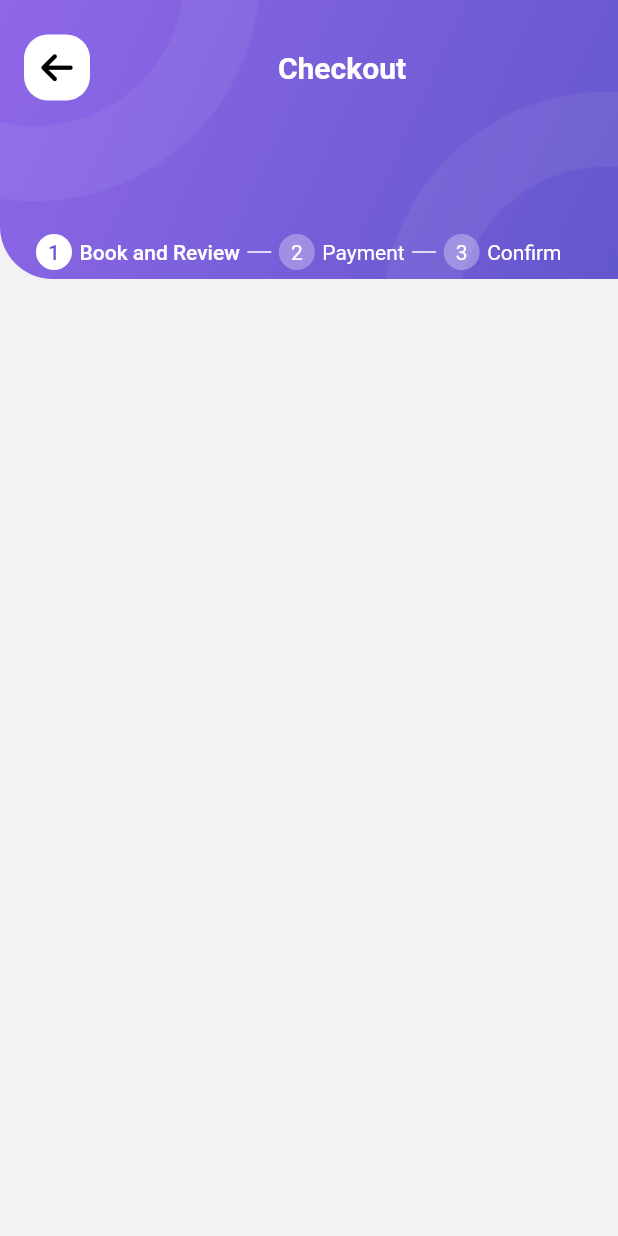
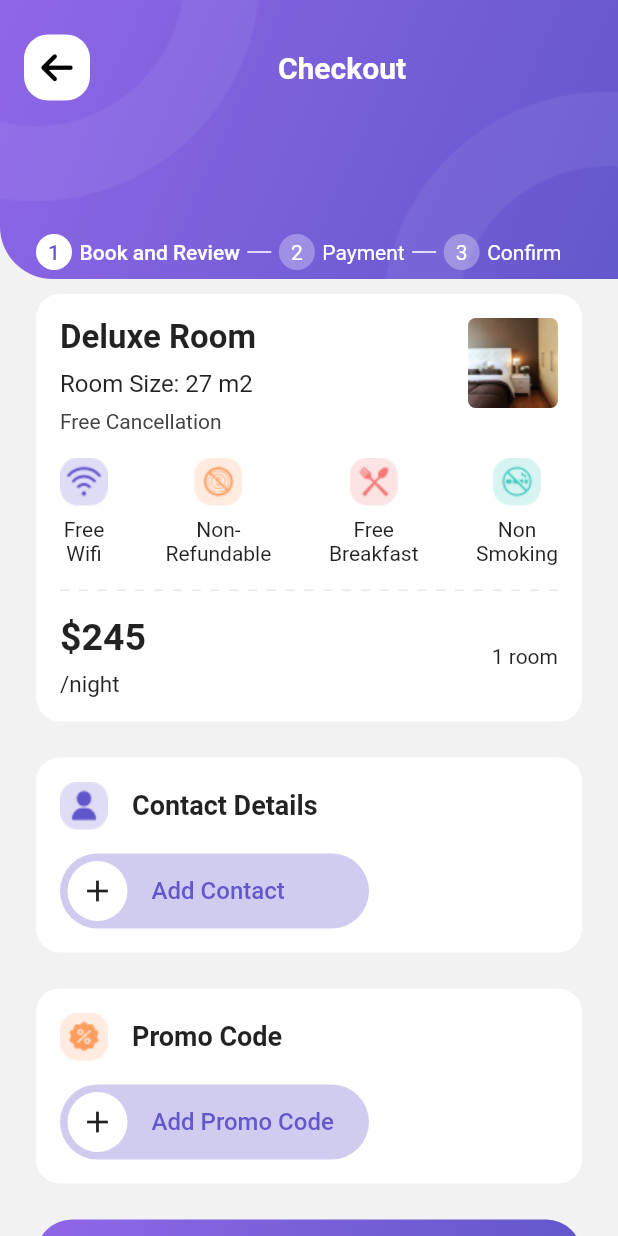
Before and after one commit to TruongAnim/travel_app_ui, a Flutter app: the RoomItem widget shown alone on an empty page, opened directly, after a tap on "Choose", on a phone screen of 412 x 824 dp. Run offline on Flutter 3.47's test engine with Material 2 defaults, Android fonts, the phone set to English and light mode, and no system bars; our stand-ins replace font_awesome_flutter, hive_flutter, salomon_bottom_bar, smooth_page_indicator, syncfusion_flutter_datepicker; accounts and stored records are empty.

Commit message:
update checkout screen

```diff
--- a/lib/core/helpers/assets_helper.dart
+++ b/lib/core/helpers/assets_helper.dart
@@ -45,4 +45,7 @@ class AssetsHelper {
   static const String room1 = '${imageAssets}room1.png';
   static const String room2 = '${imageAssets}room2.png';
   static const String room3 = '${imageAssets}room3.png';
+
+  static const String contact = '${iconAssets}contact.png';
+  static const String promo = '${iconAssets}promo.png';
 }
--- a/lib/representation/screen/checkout_screen.dart
+++ b/lib/representation/screen/checkout_screen.dart
@@ -1,8 +1,14 @@
 import 'package:flutter/material.dart';
 import 'package:travel_app_ui/core/constants/color_constants.dart';
 import 'package:travel_app_ui/core/constants/dismention_constants.dart';
+import 'package:travel_app_ui/core/helpers/assets_helper.dart';
+import 'package:travel_app_ui/core/helpers/image_helper.dart';
 import 'package:travel_app_ui/data/models/room_model.dart';
+import 'package:travel_app_ui/representation/screen/home_screen.dart';
+import 'package:travel_app_ui/representation/screen/main_app.dart';
 import 'package:travel_app_ui/representation/widgets/app_bar_container.dart';
+import 'package:travel_app_ui/representation/widgets/button_widget.dart';
+import 'package:travel_app_ui/representation/widgets/room_item.dart';
 
 class CheckoutScreen extends StatelessWidget {
   const CheckoutScreen({super.key, required this.room});
@@ -42,7 +48,7 @@ class CheckoutScreen extends StatelessWidget {
           width: kMinPadding,
         ),
         if (!isEnd)
-          SizedBox(
+          const SizedBox(
             width: kDefaultPadding,
             child: Divider(
               height: 1,
@@ -54,6 +60,66 @@ class CheckoutScreen extends StatelessWidget {
           width: kMinPadding,
         ),
       ],
+    );
+  }
+
+  Widget _buildCheckoutItem(
+      String icon, String content, String btnString, BuildContext context) {
+    return Container(
+      padding: const EdgeInsets.all(kDefaultPadding),
+      decoration: BoxDecoration(
+          color: Colors.white,
+          borderRadius: BorderRadius.circular(kDefaultPadding)),
+      child: Column(
+        crossAxisAlignment: CrossAxisAlignment.start,
+        children: [
+          Row(
+            children: [
+              ImageHelper.loadFromAsset(icon),
+              const SizedBox(
+                width: kDefaultPadding,
+              ),
+              Text(
+                content,
+                style:
+                    const TextStyle(fontSize: 18, fontWeight: FontWeight.bold),
+              ),
+            ],
+          ),
+          const SizedBox(
+            height: kDefaultPadding,
+          ),
+          Container(
+            padding: const EdgeInsets.all(kMinPadding),
+            width: MediaQuery.of(context).size.width * 0.5,
+            decoration: BoxDecoration(
+                borderRadius: BorderRadius.circular(25),
+                color: ColorPalette.primaryColor.withOpacity(0.3)),
+            child: Row(
+              children: [
+                Container(
+                  width: 40,
+                  height: 40,
+                  decoration: BoxDecoration(
+                      borderRadius: BorderRadius.circular(20),
+                      color: Colors.white),
+                  child: const Icon(Icons.add),
+                ),
+                const SizedBox(
+                  width: kDefaultPadding,
+                ),
+                Text(
+                  btnString,
+                  style: const TextStyle(
+                      fontSize: 16,
+                      fontWeight: FontWeight.w500,
+                      color: ColorPalette.primaryColor),
+                ),
+              ],
+            ),
+          )
+        ],
+      ),
     );
   }
 
@@ -79,7 +145,37 @@ class CheckoutScreen extends StatelessWidget {
                     )
                     .toList(),
               ],
-            )
+            ),
+            const SizedBox(
+              height: kDefaultPadding,
+            ),
+            RoomItem(
+              roomModel: room,
+              rooms: 1,
+            ),
+            const SizedBox(
+              height: kMediumPadding,
+            ),
+            _buildCheckoutItem(AssetsHelper.contact, 'Contact Details',
+                'Add Contact', context),
+            const SizedBox(
+              height: kMediumPadding,
+            ),
+            _buildCheckoutItem(
+                AssetsHelper.promo, 'Promo Code', 'Add Promo Code', context),
+            const SizedBox(
+              height: kMediumPadding,
+            ),
+            ButtonWidget(
+              title: 'Payment',
+              onTap: () {
+                Navigator.of(context).popUntil(
+                    (route) => route.settings.name == MainApp.routeName);
+              },
+            ),
+            const SizedBox(
+              height: kMediumPadding,
+            ),
           ],
         ),
       ),
--- a/lib/representation/widgets/room_item.dart
+++ b/lib/representation/widgets/room_item.dart
@@ -1,4 +1,6 @@
 import 'package:flutter/material.dart';
+import 'package:font_awesome_flutter/font_awesome_flutter.dart';
+import 'package:travel_app_ui/core/constants/color_constants.dart';
 import 'package:travel_app_ui/core/constants/dismention_constants.dart';
 import 'package:travel_app_ui/core/helpers/image_helper.dart';
 import 'package:travel_app_ui/data/models/room_model.dart';
@@ -8,8 +10,9 @@ import 'package:travel_app_ui/representation/widgets/dash_line.dart';
 import 'package:travel_app_ui/representation/widgets/hotel_ultility_item.dart';
 
 class RoomItem extends StatelessWidget {
-  const RoomItem({super.key, required this.roomModel});
+  const RoomItem({super.key, required this.roomModel, this.rooms});
   final RoomModel roomModel;
+  final int? rooms;
 
   @override
   Widget build(BuildContext context) {
@@ -88,13 +91,20 @@ class RoomItem extends StatelessWidget {
               ),
               Expanded(
                 flex: 1,
-                child: ButtonWidget(
-                  title: 'Choose',
-                  onTap: () {
-                    Navigator.of(context).pushNamed(CheckoutScreen.routeName,
-                        arguments: roomModel);
-                  },
-                ),
+                child: rooms == null
+                    ? ButtonWidget(
+                        title: 'Choose',
+                        onTap: () {
+                          Navigator.of(context).pushNamed(
+                              CheckoutScreen.routeName,
+                              arguments: roomModel);
+                        },
+                      )
+                    : Text(
+                        '$rooms room',
+                        style: const TextStyle(fontSize: 14),
+                        textAlign: TextAlign.end,
+                      ),
               ),
             ],
           )
```
Also changed, not shown: assets/icons/contact.png (added), assets/icons/promo.png (added).
